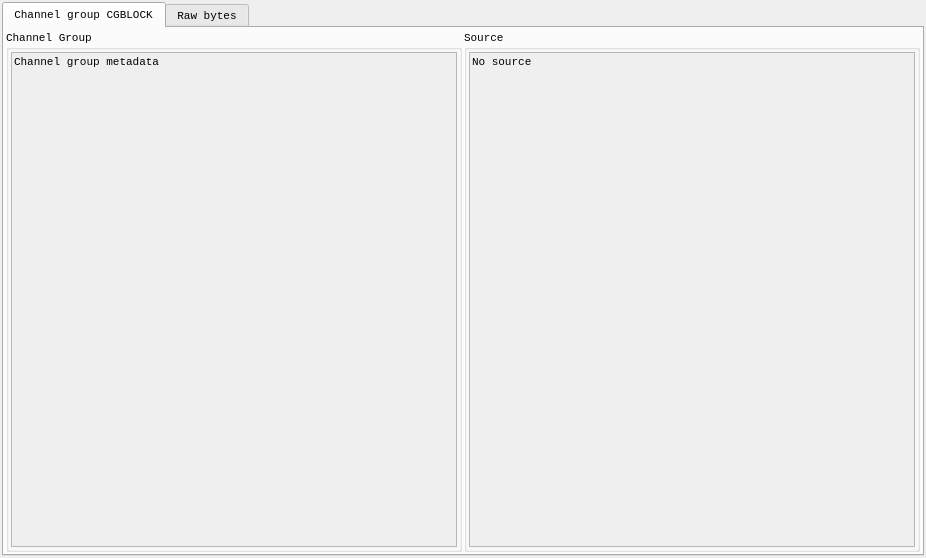
The window that src/asammdf/gui/ui/channel_group_info_widget.ui (danielhrisca/asammdf) describes before a commit, drawn with Qt 5.
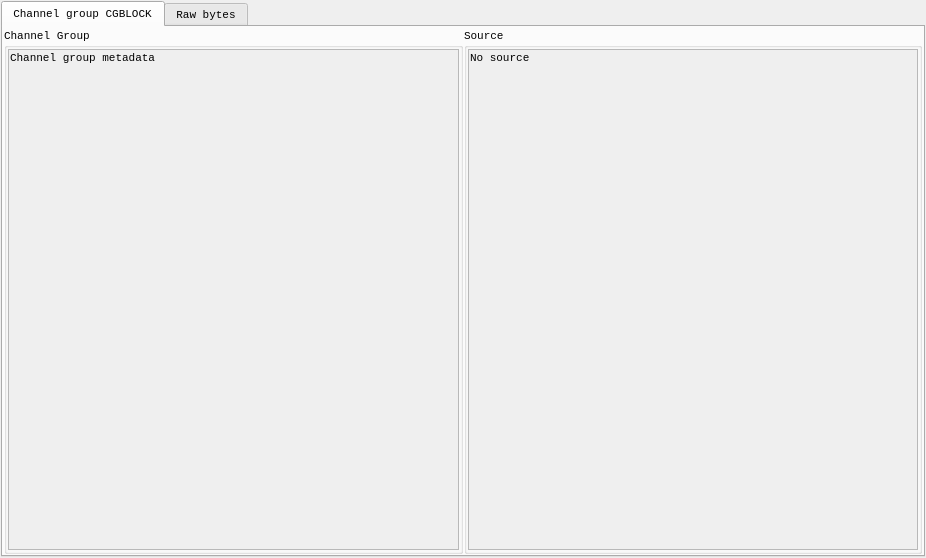
The same window after the commit.

```diff
--- a/src/asammdf/gui/ui/channel_group_info_widget.ui
+++ b/src/asammdf/gui/ui/channel_group_info_widget.ui
@@ -15,19 +15,19 @@
   </property>
   <layout class="QVBoxLayout" name="verticalLayout_2">
    <property name="spacing">
-  <number>2</number>
+  <number>1</number>
 </property>
    <property name="leftMargin">
-  <number>2</number>
+  <number>1</number>
 </property>
    <property name="topMargin">
-  <number>2</number>
+  <number>1</number>
 </property>
    <property name="rightMargin">
-  <number>2</number>
+  <number>1</number>
 </property>
    <property name="bottomMargin">
-  <number>2</number>
+  <number>1</number>
 </property>
    <item>
     <widget class="QTabWidget" name="tabs">
@@ -46,19 +46,19 @@
       </attribute>
       <layout class="QHBoxLayout" name="horizontalLayout">
        <property name="spacing">
-  <number>2</number>
+  <number>1</number>
 </property>
        <property name="leftMargin">
-  <number>2</number>
+  <number>1</number>
 </property>
        <property name="topMargin">
-  <number>2</number>
+  <number>1</number>
 </property>
        <property name="rightMargin">
-  <number>2</number>
+  <number>1</number>
 </property>
        <property name="bottomMargin">
-  <number>2</number>
+  <number>1</number>
 </property>
        <item>
         <widget class="QGroupBox" name="groupBox">
@@ -70,19 +70,19 @@
          </property>
          <layout class="QVBoxLayout" name="verticalLayout_4">
           <property name="spacing">
-  <number>2</number>
+  <number>1</number>
 </property>
           <property name="leftMargin">
-  <number>2</number>
+  <number>1</number>
 </property>
           <property name="topMargin">
-  <number>2</number>
+  <number>1</number>
 </property>
           <property name="rightMargin">
-  <number>2</number>
+  <number>1</number>
 </property>
           <property name="bottomMargin">
-  <number>2</number>
+  <number>1</number>
 </property>
           <item>
            <widget class="QScrollArea" name="scrollArea">
@@ -100,19 +100,19 @@
              </property>
              <layout class="QVBoxLayout" name="verticalLayout_3">
               <property name="spacing">
-  <number>2</number>
+  <number>1</number>
 </property>
               <property name="leftMargin">
-  <number>2</number>
+  <number>1</number>
 </property>
               <property name="topMargin">
-  <number>2</number>
+  <number>1</number>
 </property>
               <property name="rightMargin">
-  <number>2</number>
+  <number>1</number>
 </property>
               <property name="bottomMargin">
-  <number>2</number>
+  <number>1</number>
 </property>
               <item>
                <widget class="QLabel" name="channel_group_label">
@@ -151,19 +151,19 @@
          </property>
          <layout class="QVBoxLayout" name="verticalLayout_5">
           <property name="spacing">
-  <number>2</number>
+  <number>1</number>
 </property>
           <property name="leftMargin">
-  <number>2</number>
+  <number>1</number>
 </property>
           <property name="topMargin">
-  <number>2</number>
+  <number>1</number>
 </property>
           <property name="rightMargin">
-  <number>2</number>
+  <number>1</number>
 </property>
           <property name="bottomMargin">
-  <number>2</number>
+  <number>1</number>
 </property>
           <item>
            <widget class="QScrollArea" name="scrollArea_3">
@@ -181,19 +181,19 @@
              </property>
              <layout class="QVBoxLayout" name="verticalLayout">
               <property name="spacing">
-  <number>2</number>
+  <number>1</number>
 </property>
               <property name="leftMargin">
-  <number>2</number>
+  <number>1</number>
 </property>
               <property name="topMargin">
-  <number>2</number>
+  <number>1</number>
 </property>
               <property name="rightMargin">
-  <number>2</number>
+  <number>1</number>
 </property>
               <property name="bottomMargin">
-  <number>2</number>
+  <number>1</number>
 </property>
               <item>
                <widget class="QLabel" name="source_label">
```
Left out of the diff: 12 changed lines with no effect on the pictures.
